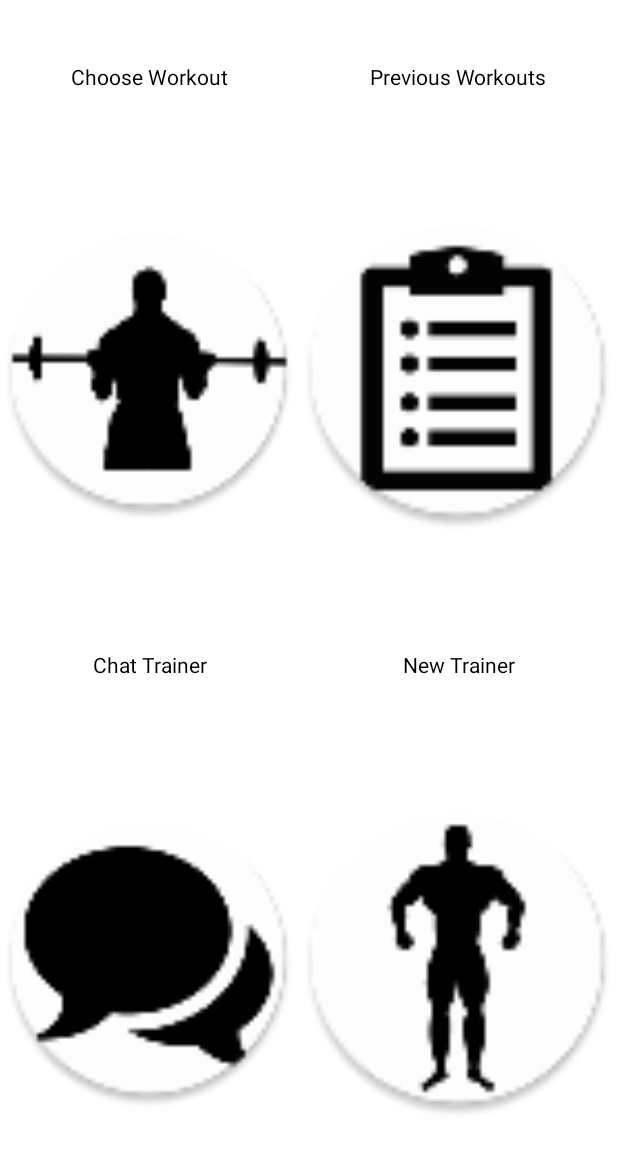
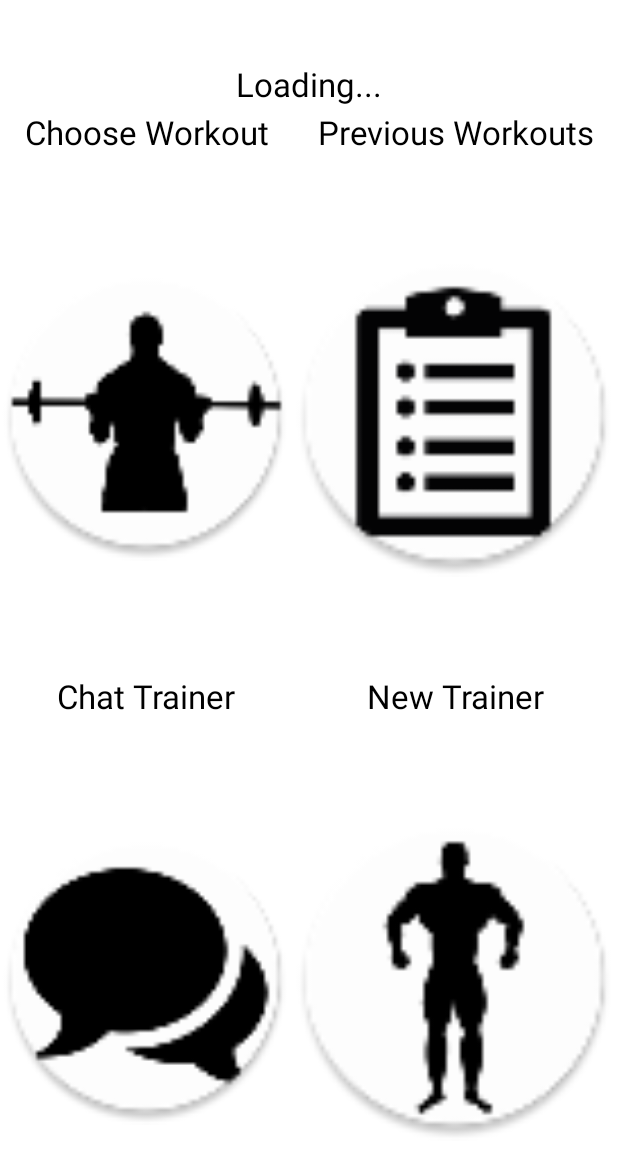
Before and after one commit to orad-cohen/Gymi, an Android app: the layout trainee_home.xml on its own in the app's theme, with its tools: preview values and no code run, on a phone screen of 412 x 824 dp. Shown: the top 1175 px of the screen. Run offline under Robolectric (Android 15) with nearby library versions, the phone set to English and light mode, and no system bars.

Commit message:
changed home screen

```diff
--- a/app/src/main/java/com/project/gymi/TrainerHomeActivity.java
+++ b/app/src/main/java/com/project/gymi/TrainerHomeActivity.java
@@ -33,6 +33,7 @@ public class TrainerHomeActivity extends AppCompatActivity {
     @Override
     protected void onCreate(Bundle savedInstanceState) {
         super.onCreate(savedInstanceState);
+        startService(new Intent(this,NotificationService.class));
         mAuth = FirebaseAuth.getInstance();
         setContentView(R.layout.trainer_home);
         Button btnWorkouts = findViewById(R.id.Workouts);
--- a/app/src/main/res/layout/trainee_home.xml
+++ b/app/src/main/res/layout/trainee_home.xml
@@ -9,7 +9,25 @@
     <TableRow
         android:layout_width="match_parent"
         android:layout_height="wrap_content"
-        android:layout_weight="0">
+        android:layout_weight="0"
+        >
+        <TextView
+            android:id="@+id/Hello"
+            android:layout_width="match_parent"
+            android:layout_height="wrap_content"
+            android:layout_margin="1dp"
+            android:gravity="center"
+            android:text="Loading..."
+            android:textColor="#000000"
+            android:layout_weight="1"
+            android:textSize="22dp"></TextView>
+    </TableRow>
+
+    <TableRow
+        android:layout_width="match_parent"
+        android:layout_height="wrap_content"
+        android:layout_weight="0"
+        >
         <TextView
             android:id="@+id/chooseworkouttext"
             android:layout_width="match_parent"
@@ -18,7 +36,8 @@
             android:gravity="center"
             android:text="Choose Workout"
             android:textColor="#000000"
-            android:layout_weight="1"/>
+            android:layout_weight="1"
+            android:textSize="22dp"/>
         <TextView
             android:id="@+id/previousworkouttext"
             android:layout_width="match_parent"
@@ -27,28 +46,30 @@
             android:gravity="center"
             android:text="Previous Workouts"
             android:textColor="#000000"
-            android:layout_weight="1"/>
+            android:layout_weight="1"
+            android:textSize="22dp"/>
     </TableRow>
 
 
 
     <TableRow
-        android:layout_width="match_parent"
-        android:layout_height="300dp"
+        android:layout_width="wrap_content"
+        android:layout_height="wrap_content"
         android:layout_weight="1"
         >
 
 
         <ImageView
             android:id="@+id/chooseWorkout"
-            android:layout_width="match_parent"
+            android:layout_width="wrap_content"
             android:layout_height="match_parent"
             android:layout_weight="1"
             android:onClick="chooseWorkout"
             android:text="Choose workout"
             android:src="@mipmap/wokringout"
             app:strokeColor="#008EFF"
-            app:strokeWidth="1dp" />
+            app:strokeWidth="1dp"
+            />
 
         <ImageView
             android:id="@+id/workoutReports"
@@ -73,7 +94,8 @@
             android:gravity="center"
             android:text="Chat Trainer"
             android:textColor="#000000"
-            android:layout_weight="1"/>
+            android:layout_weight="1"
+            android:textSize="22dp"/>
         <TextView
             android:id="@+id/newtrainertext"
             android:layout_width="match_parent"
@@ -82,12 +104,13 @@
             android:gravity="center"
             android:text="New Trainer"
             android:textColor="#000000"
-            android:layout_weight="1"/>
+            android:layout_weight="1"
+            android:textSize="22dp"/>
 </TableRow>
 
     <TableRow
-        android:layout_width="match_parent"
-        android:layout_height="300dp"
+        android:layout_width="wrap_content"
+        android:layout_height="wrap_content"
         android:layout_weight="1"
         >
 
@@ -100,7 +123,7 @@
             android:src="@mipmap/speechbubblenobackground"
             android:text="Chat Trainer"
             app:strokeColor="#008EFF"
-            app:strokeWidth="1dp" />
+             />
         <ImageView
             android:id="@+id/newTrainer"
             android:layout_width="match_parent"
```
Also changed, not shown: app/src/main/AndroidManifest.xml (+10 -4 lines), app/src/main/java/com/project/gymi/ChatActivity.java (+31 -59 lines), app/src/main/java/com/project/gymi/LoginActivity.java (+21 -7 lines), app/src/main/java/com/project/gymi/NotificationService.java (+33 -20 lines), app/src/main/java/com/project/gymi/TraineeHomeActivity.java (+15 -1 lines).
